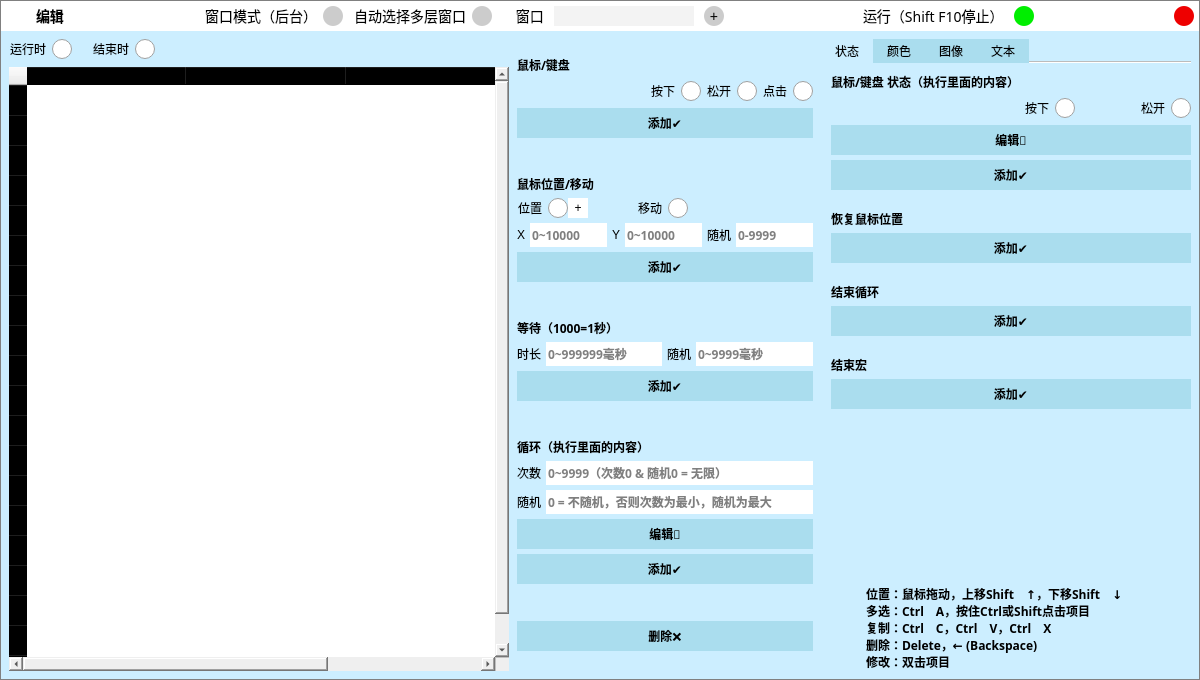
Before: the Qt Designer form .ui/EditUi.ui in ChiyukiGana/Quickinput, drawn with Qt 5.
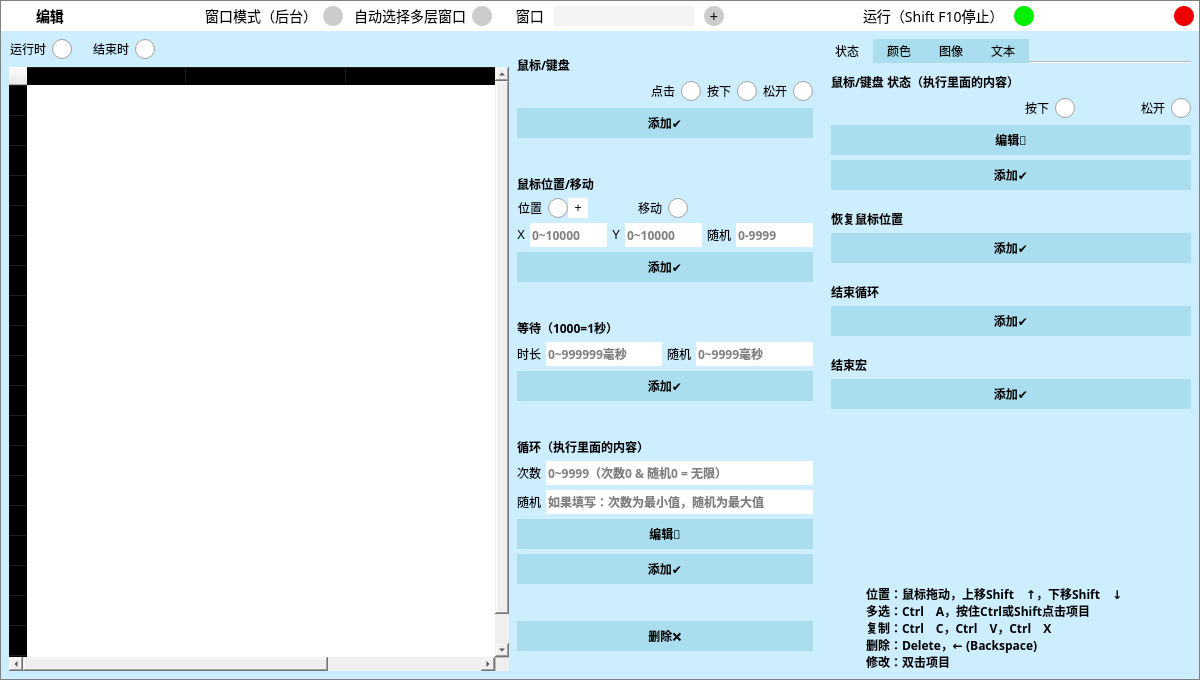
After: the same form once the commit is applied. Icons and pictures are not drawn. Custom widgets are drawn as their Qt base class.

Patch:
```diff
--- a/.ui/EditUi.ui
+++ b/.ui/EditUi.ui
@@ -764,6 +764,28 @@
               </property>
              </widget>
             </item>
+            <item>
+             <widget class="QRadioButton" name="rbClick">
+              <property name="sizePolicy">
+               <sizepolicy hsizetype="Preferred" vsizetype="Fixed">
+                <horstretch>0</horstretch>
+                <verstretch>0</verstretch>
+               </sizepolicy>
+              </property>
+              <property name="focusPolicy">
+               <enum>Qt::ClickFocus</enum>
+              </property>
+              <property name="toolTip">
+               <string/>
+              </property>
+              <property name="layoutDirection">
+               <enum>Qt::RightToLeft</enum>
+              </property>
+              <property name="text">
+               <string>点击</string>
+              </property>
+             </widget>
+            </item>
             <item>
              <widget class="QRadioButton" name="rbDown">
               <property name="sizePolicy">
@@ -808,28 +830,6 @@
               </property>
              </widget>
             </item>
-            <item>
-             <widget class="QRadioButton" name="rbClick">
-              <property name="sizePolicy">
-               <sizepolicy hsizetype="Preferred" vsizetype="Fixed">
-                <horstretch>0</horstretch>
-                <verstretch>0</verstretch>
-               </sizepolicy>
-              </property>
-              <property name="focusPolicy">
-               <enum>Qt::ClickFocus</enum>
-              </property>
-              <property name="toolTip">
-               <string/>
-              </property>
-              <property name="layoutDirection">
-               <enum>Qt::RightToLeft</enum>
-              </property>
-              <property name="text">
-               <string>点击</string>
-              </property>
-             </widget>
-            </item>
            </layout>
           </item>
           <item>
@@ -1574,7 +1574,7 @@
                <bool>false</bool>
               </property>
               <property name="placeholderText">
-               <string>0 = 不随机，否则次数为最小，随机为最大</string>
+               <string>如果填写：次数为最小值，随机为最大值</string>
               </property>
               <property name="clearButtonEnabled">
                <bool>false</bool>
```
